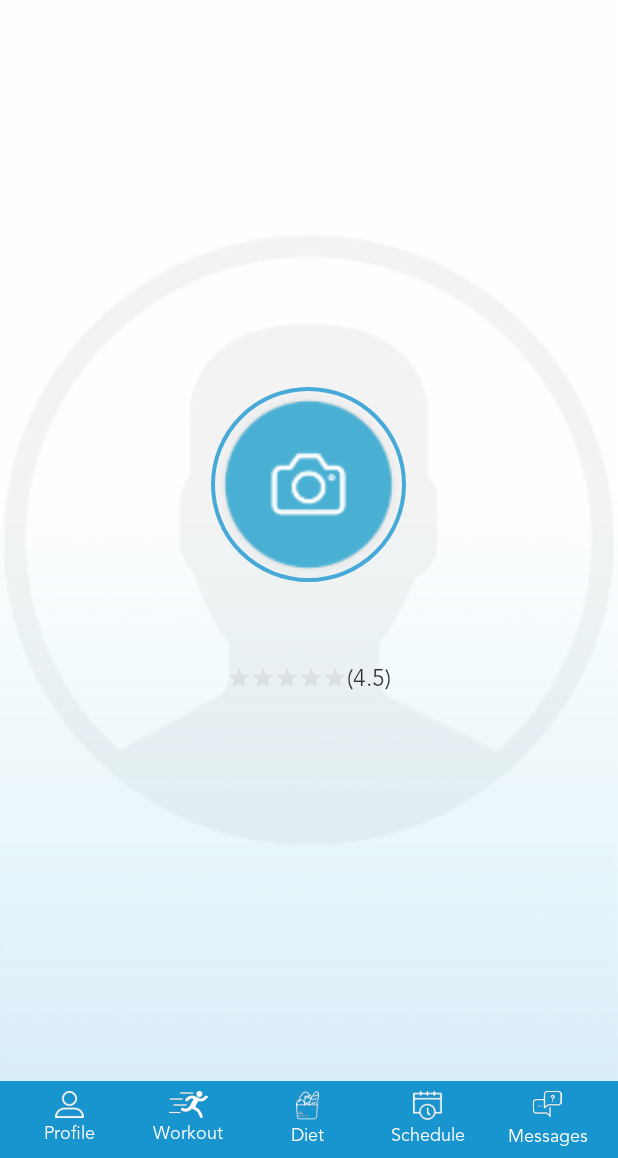
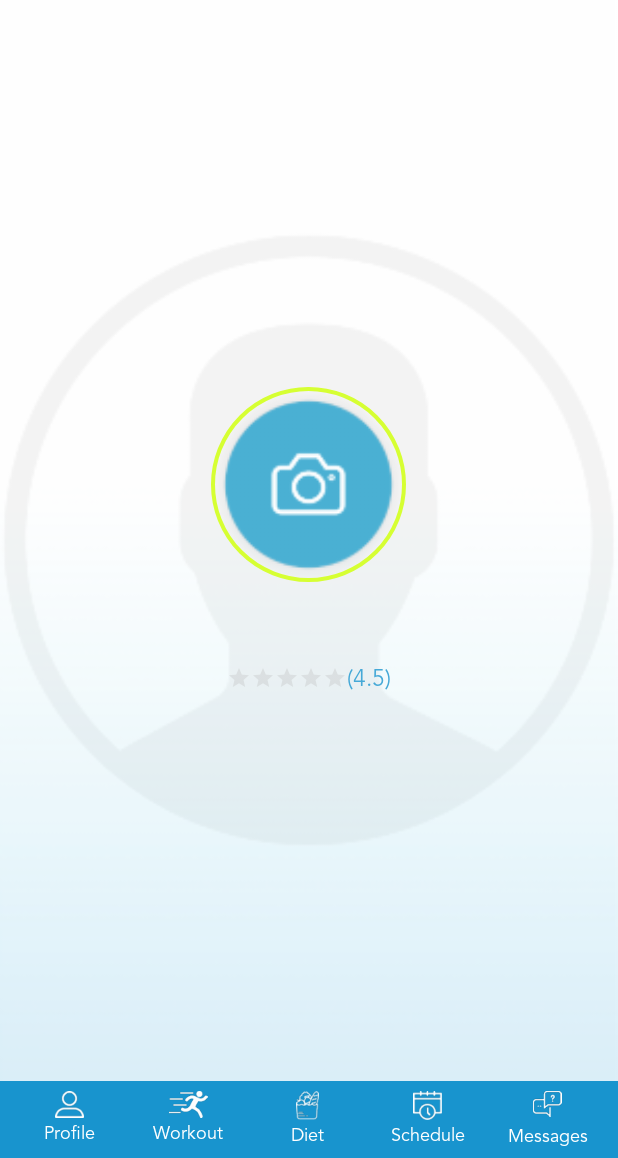
Before and after one commit to AnjumAsif/coachmovecustomerandroid-master, an Android app: the HomeFragment screen opened directly, with no data from a screen before it, on a phone screen of 412 x 824 dp, the part 78-1236 px from its top. Run offline under Robolectric (Android 15) with nearby library versions, the light colour scheme and no system bars; our stand-ins replace CircleImageView, Picasso, sdp/ssp sizes; libraries missing offline, so code that uses them is left out: com.nispok.snackbar; network calls fail; pictures from the network do not load; 10 statements that could not run were skipped.

Commit message:
Contact us label update Home page highlighter color update

```diff
--- a/app/src/main/res/layout/fragment_home.xml
+++ b/app/src/main/res/layout/fragment_home.xml
@@ -25,7 +25,7 @@
             android:layout_width="@dimen/_100sdp"
             android:layout_height="@dimen/_100sdp"
             android:src="@drawable/user_dummy"
-            app:civ_border_color="@color/colorPrimary"
+            app:civ_border_color="@color/colorHighlighter"
             app:civ_border_width="@dimen/_2sdp" />
 
 
@@ -35,7 +35,7 @@
             android:layout_height="wrap_content"
             android:layout_marginTop="@dimen/_5sdp"
             android:gravity="center"
-            android:textColor="@color/colorPrimary"
+            android:textColor="@color/colorHighlighter"
             android:textSize="@dimen/_16sp"
             tools:text="Olivia Smith " />
 
@@ -45,7 +45,7 @@
             android:layout_height="wrap_content"
             android:layout_marginTop="@dimen/_5sdp"
             android:gravity="center"
-            android:textColor="@color/colorPrimary"
+            android:textColor="@color/colorHighlighter"
             android:textSize="@dimen/_12sp"
             tools:text="(OL234564)" />
 
@@ -76,7 +76,7 @@
                 android:layout_height="wrap_content"
                 android:gravity="center"
                 android:text="(4.5)"
-                android:textColor="@color/Black"
+                android:textColor="@color/colorPrimary"
                 android:textSize="@dimen/_12sdp" />
 
         </LinearLayout>
--- a/app/src/main/res/values/colors.xml
+++ b/app/src/main/res/values/colors.xml
@@ -14,6 +14,8 @@
     <color name="textGray">#9A9A9A</color>
     <color name="gray_background">#F3F3F3</color>
     <color name="view_bac">#D8D8D8</color>
+    <color name="colorHighlighter">#ccff00</color>
+
 
 
 
```
Also changed, not shown: app/src/main/java/com/coachmovecustomer/fragments/EditProfileFragment.java (+32 -3 lines).
